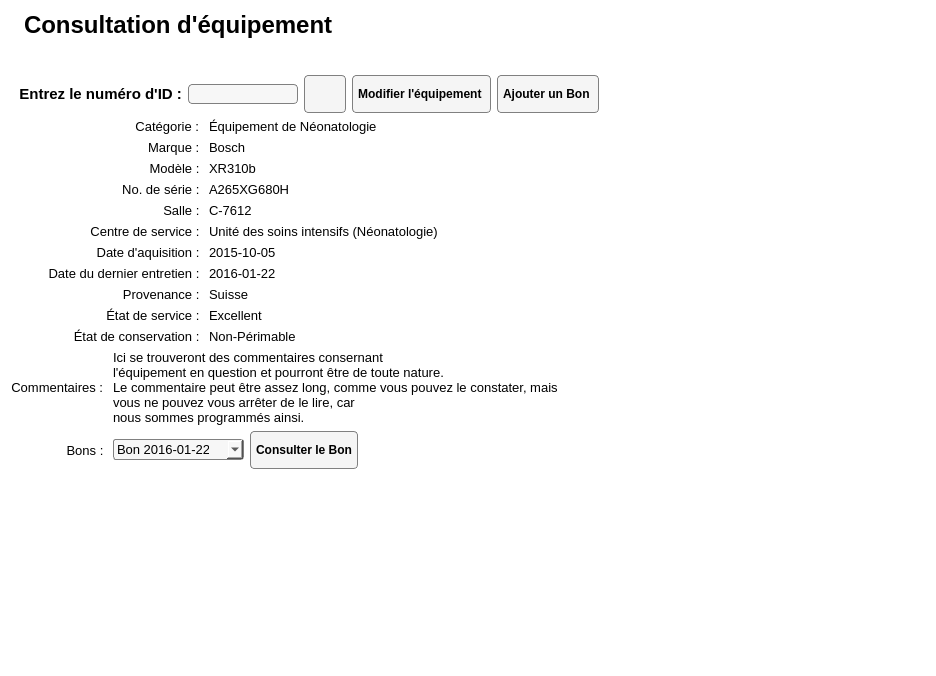
The window that Interface/FenetresEnUI/ConsultationEquipement.ui (ProjetPC2/SIMM2.0-DEV) describes before a commit, drawn with Qt 5.
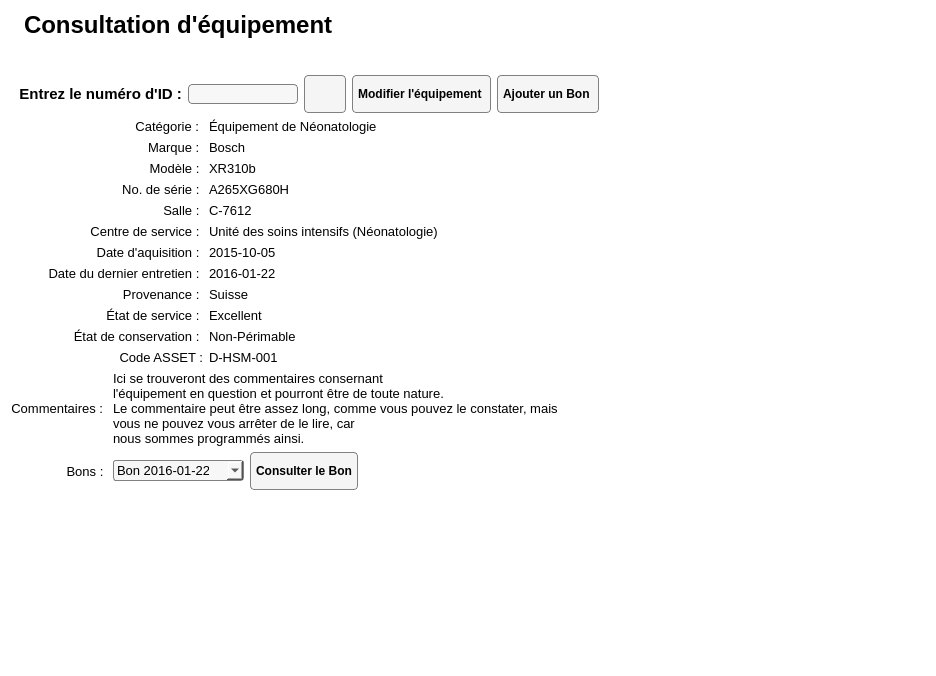
The same window after the commit. Icons and pictures are not drawn.

Commit message: ajout champ code ASSET pour consultation et modification

The edit to the form file:
```diff
--- a/Interface/FenetresEnUI/ConsultationEquipement.ui
+++ b/Interface/FenetresEnUI/ConsultationEquipement.ui
@@ -500,6 +500,21 @@
        </property>
       </widget>
      </item>
+     <item>
+      <widget class="QLabel" name="labelTitreCodeASSET">
+       <property name="font">
+        <font>
+         <pointsize>10</pointsize>
+        </font>
+       </property>
+       <property name="text">
+        <string>Code ASSET :</string>
+       </property>
+       <property name="alignment">
+        <set>Qt::AlignRight|Qt::AlignTrailing|Qt::AlignVCenter</set>
+       </property>
+      </widget>
+     </item>
     </layout>
    </item>
    <item row="3" column="2" colspan="2">
@@ -702,6 +717,18 @@
        </property>
       </widget>
      </item>
+     <item>
+      <widget class="QLabel" name="labelCodeASSET">
+       <property name="font">
+        <font>
+         <pointsize>10</pointsize>
+        </font>
+       </property>
+       <property name="text">
+        <string>D-HSM-001</string>
+       </property>
+      </widget>
+     </item>
     </layout>
    </item>
    <item row="4" column="0">
```
The commit also changes 3 other files.
